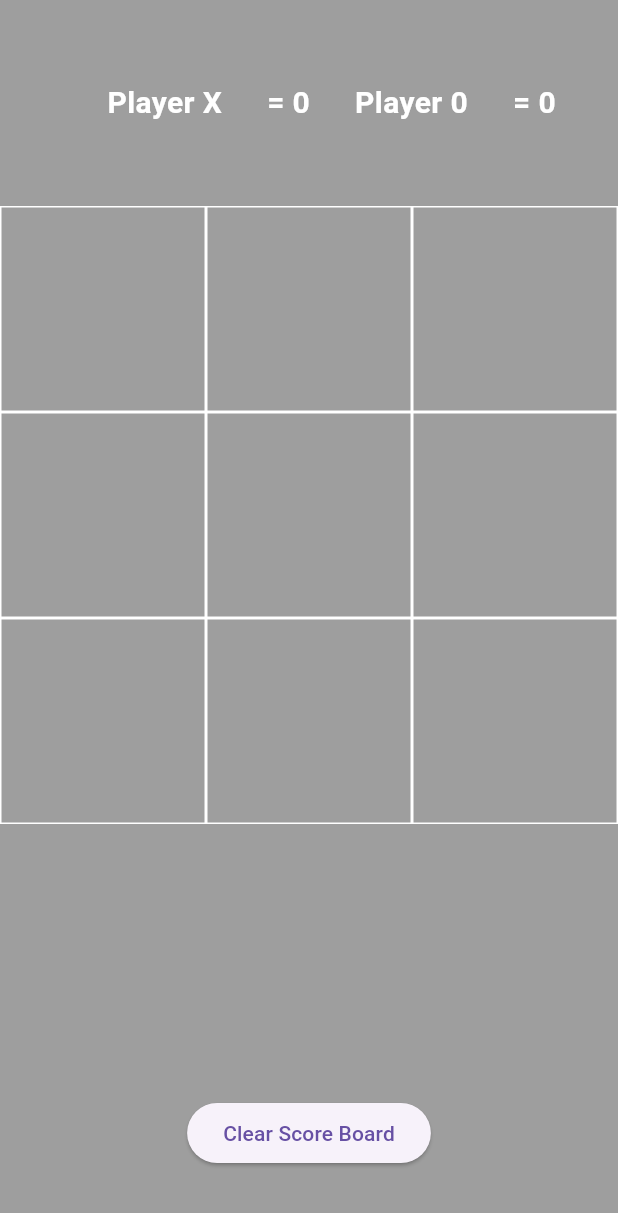
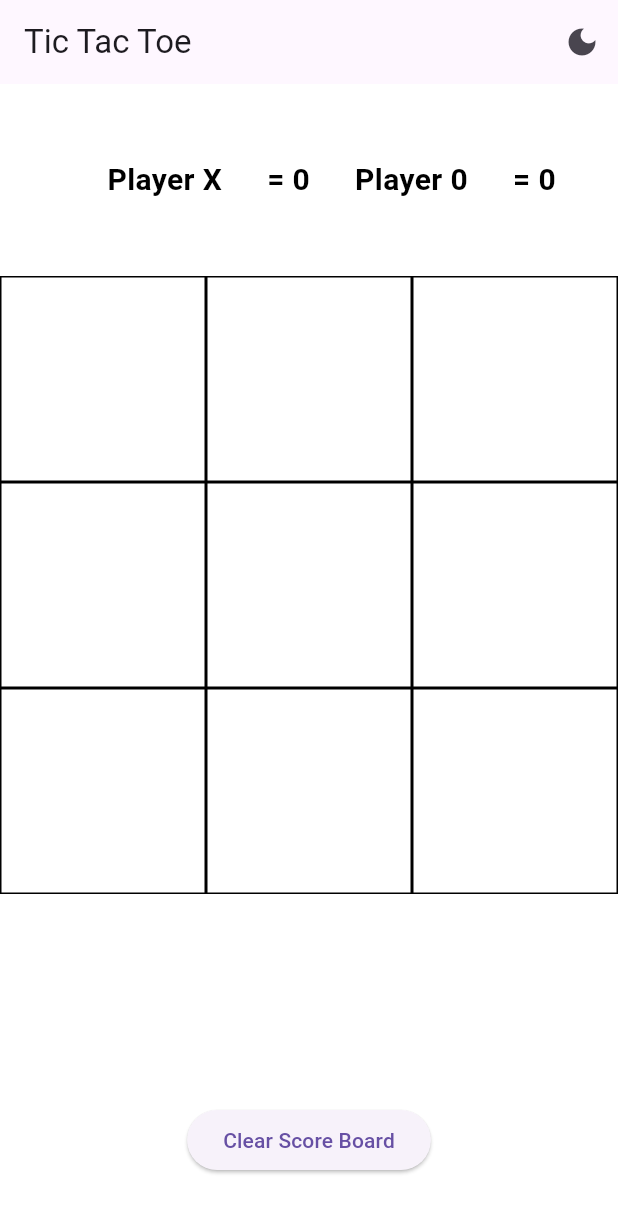
Before and after one commit to dev-rahul-0/TicTacToe, a Flutter app: the screen it shows after launch, on a phone screen of 412 x 824 dp. Shown: the top 1213 px of the screen. Run offline on Flutter 3.47's test engine with Material 3 defaults, Android fonts, the light colour scheme and no system bars.

Commit message:
added theme mode ⚡

```diff
--- a/lib/main.dart
+++ b/lib/main.dart
@@ -9,9 +9,11 @@ class MyApp extends StatelessWidget {
 
   @override
   Widget build(BuildContext context) {
-    return const MaterialApp(
+    return MaterialApp(
       debugShowCheckedModeBanner: false,
-      home: HomePage(),
+      theme: ThemeData.light(),
+      darkTheme: ThemeData.dark(),
+      home: const HomePage(),
     );
   }
 }
@@ -27,62 +29,69 @@ class _HomePageState extends State<HomePage> {
   bool oTurn = true;
   int oScore = 0;
   int xScore = 0;
-  List<String> displayElement = [
-    '',
-    '',
-    '',
-    '',
-    '',
-    '',
-    '',
-    '',
-    '',
-  ];
+  List<String> displayElement = ['', '', '', '', '', '', '', '', ''];
   int filledBoxes = 0;
+  bool isDarkMode = false;
 
   @override
   Widget build(BuildContext context) {
     return Scaffold(
-      backgroundColor: Colors.black38,
+      appBar: AppBar(
+        title: const Text('Tic Tac Toe'),
+        actions: [
+          IconButton(
+            icon: Icon(isDarkMode ? Icons.light_mode : Icons.dark_mode),
+            onPressed: () {
+              setState(() {
+                isDarkMode = !isDarkMode;
+              });
+            },
+          ),
+        ],
+      ),
+      backgroundColor: isDarkMode ? Colors.black38 : Colors.white,
       body: Column(
         children: [
           Expanded(
             child: Row(
               mainAxisAlignment: MainAxisAlignment.center,
               children: [
-                const Padding(
-                  padding: EdgeInsets.all(30),
+                Padding(
+                  padding: const EdgeInsets.all(30),
                   child: Text(
                     'Player X',
                     style: TextStyle(
                         fontSize: 20,
                         fontWeight: FontWeight.bold,
-                        color: Colors.white),
+                        color: _getTextColor()),
                   ),
                 ),
                 Text(
-                  "= "+xScore.toString(),
-                  style: const TextStyle(
+                  "= $xScore",
+                  style: TextStyle(
                     fontSize: 20,
                     fontWeight: FontWeight.bold,
-                      color: Colors.white),
+                    color: _getTextColor(),
                   ),
-                const Padding(
-                  padding: EdgeInsets.all(30),
+                ),
+                Padding(
+                  padding: const EdgeInsets.all(30),
                   child: Text(
                     'Player 0',
                     style: TextStyle(
                       fontSize: 20,
                       fontWeight: FontWeight.bold,
-                        color: Colors.white),
+                      color: _getTextColor(),
+                    ),
                   ),
                 ),
                 Text(
-                  "= "+oScore.toString(),
-                  style: const TextStyle(
+                  "= $oScore",
+                  style: TextStyle(
                     fontSize: 20,
                     fontWeight: FontWeight.bold,
-                      color: Colors.white),
+                    color: _getTextColor(),
+                  ),
                 ),
               ],
             ),
@@ -100,12 +109,15 @@ class _HomePageState extends State<HomePage> {
                     },
                     child: Container(
                       decoration: BoxDecoration(
-                        border: Border.all(color: Colors.white),
+                        border: Border.all(
+                          color: _getBorderColor(),
+                        ),
                       ),
                       child: Center(
                         child: Text(
                           displayElement[index],
-                          style: const TextStyle(color: Colors.white, fontSize: 35),
+                          style:
+                              TextStyle(color: _getTextColor(), fontSize: 35),
                         ),
                       ),
                     ),
@@ -117,13 +129,23 @@ class _HomePageState extends State<HomePage> {
               mainAxisAlignment: MainAxisAlignment.center,
               children: [
                 ElevatedButton(
-                      onPressed: _clearScoreBoard, child: const Text("Clear Score Board"))
+                  onPressed: _clearScoreBoard,
+                  child: const Text("Clear Score Board"),
+                )
               ],
-              )),
+            ),
+          ),
         ],
       ),
     );
+  }
 
+  Color _getTextColor() {
+    return isDarkMode ? Colors.white : Colors.black;
+  }
+
+  Color _getBorderColor() {
+    return isDarkMode ? Colors.white : Colors.black;
   }
 
   void _tapped(int index) {
@@ -139,6 +161,7 @@ class _HomePageState extends State<HomePage> {
       _checkWinner();
     });
   }
+
   void _checkWinner() {
     if (displayElement[0] == displayElement[1] &&
         displayElement[0] == displayElement[2] &&
@@ -184,16 +207,19 @@ class _HomePageState extends State<HomePage> {
     }
   }
 
-  void _showDrawDialog(){
+  void _showDrawDialog() {
     showDialog(
         barrierDismissible: false,
-        context: context, builder: (BuildContext context){
+        context: context,
+        builder: (BuildContext context) {
           return AlertDialog(
-        title: const Text("Draw!!"),
+            title: const Text("Draw"),
             actions: [
-          OutlinedButton(onPressed: (){
+              OutlinedButton(
+                  onPressed: () {
                     Navigator.of(context).pop();
-          }, child: const Text('Play Again!'))
+                  },
+                  child: const Text('Play Again'))
             ],
           );
         });
@@ -209,20 +235,22 @@ class _HomePageState extends State<HomePage> {
     });
     filledBoxes = 0;
   }
+
   void _showWinDialog(String winner) {
     showDialog(
         barrierDismissible: false,
-        context: context, builder:(BuildContext context){
+        context: context,
+        builder: (BuildContext context) {
           return AlertDialog(
-          title: Text("\" " +winner+ "\" is winner!!!"),
+            title: Text("\" $winner\" is winner!!!"),
             actions: [
-            OutlinedButton(onPressed: (){
+              OutlinedButton(
+                  onPressed: () {
                     Navigator.of(context).pop();
-            }, child: const Text('Play Again!')
-            )
+                  },
+                  child: const Text('Play Again'))
             ],
           );
-
         });
     if (winner == 'O') {
       oScore++;
```
Lines whose indentation alone changed are shown as unchanged.
